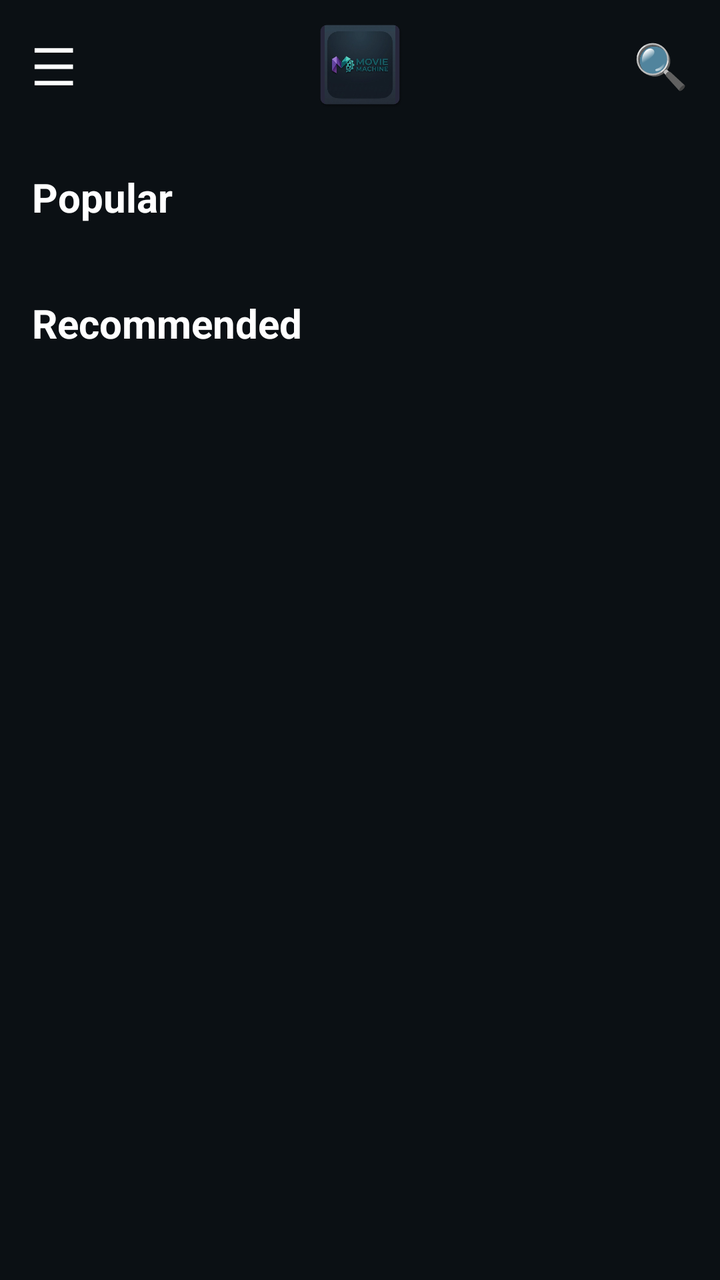
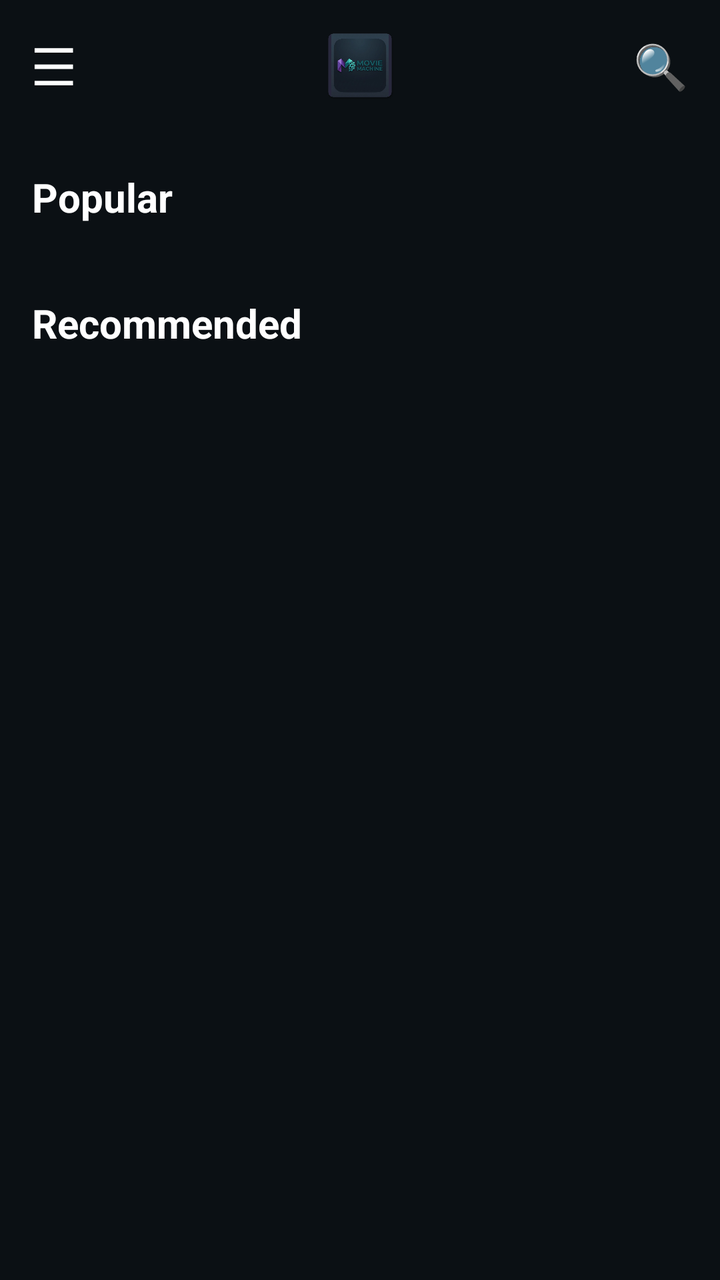

An Android layout rendered at two revisions. The XML below is the earlier revision; the diff shows what the commit changed to produce the second picture.
<!-- AndroidManifest.xml: application theme Theme.MovieMachine -->
<!-- res/layout/activity_movie_list.xml -->
<?xml version="1.0" encoding="utf-8"?>
<androidx.drawerlayout.widget.DrawerLayout
    xmlns:android="http://schemas.android.com/apk/res/android"
    android:id="@+id/drawerLayout"
    android:layout_width="match_parent"
    android:layout_height="match_parent"
    android:background="#0b1014">

    <RelativeLayout
        android:layout_width="match_parent"
        android:layout_height="match_parent">

        <RelativeLayout
            android:id="@+id/topBar"
            android:layout_width="match_parent"
            android:layout_height="65dp"
            android:paddingHorizontal="16dp"
            android:background="#0b1014">

            <TextView
                android:id="@+id/btnMenu"
                android:layout_width="wrap_content"
                android:layout_height="wrap_content"
                android:layout_centerVertical="true"
                android:text="☰"
                android:textColor="#FFFFFF"
                android:textSize="26sp" />

            <ImageView
                android:id="@+id/imgLogo"
                android:layout_width="50dp"
                android:layout_height="50dp"
                android:layout_centerInParent="true"
                android:src="@drawable/ic_logo" />

            <TextView
                android:id="@+id/btnSearch"
                android:layout_width="wrap_content"
                android:layout_height="wrap_content"
                android:layout_centerVertical="true"
                android:layout_alignParentEnd="true"
                android:text="🔍"
                android:textColor="#FFFFFF"
                android:textSize="22sp" />
        </RelativeLayout>

        <androidx.core.widget.NestedScrollView
            android:layout_width="match_parent"
            android:layout_height="match_parent"
            android:layout_below="@id/topBar">

            <LinearLayout
                android:layout_width="match_parent"
                android:layout_height="wrap_content"
                android:orientation="vertical"
                android:paddingBottom="80dp">

                <RelativeLayout
                    android:layout_width="match_parent"
                    android:layout_height="wrap_content"
                    android:paddingHorizontal="16dp"
                    android:layout_marginTop="20dp">
                    <TextView
                        android:layout_width="wrap_content"
                        android:layout_height="wrap_content"
                        android:text="@string/title_popular"
                        android:textColor="#FFFFFF"
                        android:textSize="20sp"
                        android:textStyle="bold" />
                </RelativeLayout>

                <androidx.recyclerview.widget.RecyclerView
                    android:id="@+id/rvPopular"
                    android:layout_width="match_parent"
                    android:layout_height="wrap_content"
                    android:layout_marginTop="12dp"
                    android:clipToPadding="false"
                    android:paddingHorizontal="12dp" />

                <TextView
                    android:layout_width="wrap_content"
                    android:layout_height="wrap_content"
                    android:text="@string/title_recommended"
                    android:textColor="#FFFFFF"
                    android:textSize="20sp"
                    android:textStyle="bold"
                    android:layout_marginStart="16dp"
                    android:layout_marginTop="24dp" />

                <androidx.recyclerview.widget.RecyclerView
                    android:id="@+id/rvRecommended"
                    android:layout_width="match_parent"
                    android:layout_height="wrap_content"
                    android:layout_marginTop="12dp"
                    android:clipToPadding="false"
                    android:paddingHorizontal="12dp" />
            </LinearLayout>
        </androidx.core.widget.NestedScrollView>

        <ProgressBar
            android:id="@+id/pbLoading"
            android:layout_width="wrap_content"
            android:layout_height="wrap_content"
            android:layout_centerInParent="true"
            android:visibility="gone" />
    </RelativeLayout>

    <LinearLayout
        android:layout_width="240dp"
        android:layout_height="match_parent"
        android:layout_gravity="start"
        android:background="#132035"
        android:orientation="vertical"
        android:padding="20dp"
        android:clickable="true"
        android:focusable="true">

        <ImageView
            android:layout_width="70dp"
            android:layout_height="70dp"
            android:layout_gravity="center_horizontal"
            android:layout_marginTop="20dp"
            android:src="@drawable/ic_logo" />

        <TextView
            android:layout_width="wrap_content"
            android:layout_height="wrap_content"
            android:layout_gravity="center_horizontal"
            android:layout_marginTop="10dp"
            android:text="Movie Machine"
            android:textColor="#FFFFFF"
            android:textSize="18sp"
            android:textStyle="bold" />

        <View
            android:layout_width="match_parent"
            android:layout_height="1dp"
            android:layout_marginVertical="20dp"
            android:background="#A0B4C8" />

        <TextView
            android:layout_width="match_parent"
            android:layout_height="wrap_content"
            android:text="@string/menu_home"
            android:textColor="#FFFFFF"
            android:textSize="16sp"
            android:paddingVertical="12dp" />

        <TextView
            android:layout_width="match_parent"
            android:layout_height="wrap_content"
            android:text="@string/menu_favorites"
            android:textColor="#FFFFFF"
            android:textSize="16sp"
            android:paddingVertical="12dp" />

        <TextView
            android:layout_width="match_parent"
            android:layout_height="wrap_content"
            android:text="@string/menu_settings"
            android:textColor="#FFFFFF"
            android:textSize="16sp"
            android:paddingVertical="12dp" />

        <TextView
            android:layout_width="match_parent"
            android:layout_height="wrap_content"
            android:text="@string/menu_logout"
            android:textColor="#E50914"
            android:textSize="16sp"
            android:paddingVertical="12dp"
            android:layout_marginTop="20dp"/>
    </LinearLayout>

</androidx.drawerlayout.widget.DrawerLayout>
<!-- resources referenced by this layout -->
<resources>
  <!-- drawable ic_logo: png bitmap (drawable, 119477 bytes) -->
  <string name="menu_favorites">❤️ My Favorites</string>
  <string name="menu_home">🏠 Home</string>
  <string name="menu_logout">🚪 Logout</string>
  <string name="menu_settings">⚙️ Settings</string>
  <string name="title_popular">Popular</string>
  <string name="title_recommended">Recommended</string>
  <style name="Theme.MovieMachine" parent="Base.Theme.MovieMachine" />
  <style name="Base.Theme.MovieMachine" parent="Theme.Material3.DayNight.NoActionBar">
          
          
      </style>
</resources>

<!-- the commit's change to res/layout/activity_movie_list.xml (unified diff, before → after) -->
@@ -1,175 +1,125 @@
 <?xml version="1.0" encoding="utf-8"?>
-<androidx.drawerlayout.widget.DrawerLayout
+<androidx.constraintlayout.widget.ConstraintLayout
     xmlns:android="http://schemas.android.com/apk/res/android"
-    android:id="@+id/drawerLayout"
+    xmlns:app="http://schemas.android.com/apk/res-auto"
     android:layout_width="match_parent"
     android:layout_height="match_parent"
     android:background="#0b1014">
 
-    <RelativeLayout
-        android:layout_width="match_parent"
-        android:layout_height="match_parent">
+    
+    <androidx.constraintlayout.widget.ConstraintLayout
+        android:id="@+id/topBar"
+        android:layout_width="0dp"
+        android:layout_height="65dp"
+        android:paddingHorizontal="16dp"
+        app:layout_constraintTop_toTopOf="parent"
+        app:layout_constraintStart_toStartOf="parent"
+        app:layout_constraintEnd_toEndOf="parent">
 
-        <RelativeLayout
-            android:id="@+id/topBar"
+        <TextView
+            android:id="@+id/btnMenu"
+            android:layout_width="wrap_content"
+            android:layout_height="wrap_content"
+            android:text="☰"
+            android:textColor="#FFFFFF"
+            android:textSize="26sp"
+            app:layout_constraintTop_toTopOf="parent"
+            app:layout_constraintBottom_toBottomOf="parent"
+            app:layout_constraintStart_toStartOf="parent" />
+
+        <ImageView
+            android:id="@+id/imgLogo"
+            android:layout_width="40dp"
+            android:layout_height="40dp"
+            android:src="@drawable/ic_logo"
+            app:layout_constraintTop_toTopOf="parent"
+            app:layout_constraintBottom_toBottomOf="parent"
+            app:layout_constraintStart_toStartOf="parent"
+            app:layout_constraintEnd_toEndOf="parent" />
+
+        <TextView
+            android:id="@+id/btnSearch"
+            android:layout_width="wrap_content"
+            android:layout_height="wrap_content"
+            android:text="🔍"
+            android:textColor="#FFFFFF"
+            android:textSize="22sp"
+            app:layout_constraintTop_toTopOf="parent"
+            app:layout_constraintBottom_toBottomOf="parent"
+            app:layout_constraintEnd_toEndOf="parent" />
+    </androidx.constraintlayout.widget.ConstraintLayout>
+
+    <androidx.core.widget.NestedScrollView
+        android:layout_width="0dp"
+        android:layout_height="0dp"
+        app:layout_constraintTop_toBottomOf="@id/topBar"
+        app:layout_constraintBottom_toBottomOf="parent"
+        app:layout_constraintStart_toStartOf="parent"
+        app:layout_constraintEnd_toEndOf="parent">
+
+        <androidx.constraintlayout.widget.ConstraintLayout
             android:layout_width="match_parent"
-            android:layout_height="65dp"
-            android:paddingHorizontal="16dp"
-            android:background="#0b1014">
+            android:layout_height="wrap_content"
+            android:paddingBottom="40dp">
 
             <TextView
-                android:id="@+id/btnMenu"
+                android:id="@+id/tvPopularHeader"
                 android:layout_width="wrap_content"
                 android:layout_height="wrap_content"
-                android:layout_centerVertical="true"
-                android:text="☰"
+                android:layout_marginTop="20dp"
+                android:layout_marginStart="16dp"
+                android:text="@string/title_popular"
                 android:textColor="#FFFFFF"
-                android:textSize="26sp" />
+                android:textSize="20sp"
+                android:textStyle="bold"
+                app:layout_constraintTop_toTopOf="parent"
+                app:layout_constraintStart_toStartOf="parent" />
 
-            <ImageView
-                android:id="@+id/imgLogo"
-                android:layout_width="50dp"
-                android:layout_height="50dp"
-                android:layout_centerInParent="true"
-                android:src="@drawable/ic_logo" />
+            <androidx.recyclerview.widget.RecyclerView
+                android:id="@+id/rvPopular"
+                android:layout_width="0dp"
+                android:layout_height="wrap_content"
+                android:layout_marginTop="12dp"
+                android:clipToPadding="false"
+                android:paddingHorizontal="12dp"
+                app:layout_constraintTop_toBottomOf="@id/tvPopularHeader"
+                app:layout_constraintStart_toStartOf="parent"
+                app:layout_constraintEnd_toEndOf="parent" />
 
             <TextView
-                android:id="@+id/btnSearch"
+                android:id="@+id/tvRecommendedHeader"
                 android:layout_width="wrap_content"
                 android:layout_height="wrap_content"
-                android:layout_centerVertical="true"
-                android:layout_alignParentEnd="true"
-                android:text="🔍"
+                android:layout_marginTop="24dp"
+                android:layout_marginStart="16dp"
+                android:text="@string/title_recommended"
                 android:textColor="#FFFFFF"
-                android:textSize="22sp" />
-        </RelativeLayout>
+                android:textSize="20sp"
+                android:textStyle="bold"
+                app:layout_constraintTop_toBottomOf="@id/rvPopular"
+                app:layout_constraintStart_toStartOf="parent" />
 
-        <androidx.core.widget.NestedScrollView
-            android:layout_width="match_parent"
-            android:layout_height="match_parent"
-            android:layout_below="@id/topBar">
+            <androidx.recyclerview.widget.RecyclerView
+                android:id="@+id/rvRecommended"
+                android:layout_width="0dp"
+                android:layout_height="wrap_content"
+                android:layout_marginTop="12dp"
+                android:clipToPadding="false"
+                android:paddingHorizontal="12dp"
+                app:layout_constraintTop_toBottomOf="@id/tvRecommendedHeader"
+                app:layout_constraintStart_toStartOf="parent"
+                app:layout_constraintEnd_toEndOf="parent" />
+        </androidx.constraintlayout.widget.ConstraintLayout>
+    </androidx.core.widget.NestedScrollView>
 
-            <LinearLayout
-                android:layout_width="match_parent"
-                android:layout_height="wrap_content"
-                android:orientation="vertical"
-                android:paddingBottom="80dp">
+    <ProgressBar
+        android:id="@+id/pbLoading"
+        android:layout_width="wrap_content"
+        android:layout_height="wrap_content"
+        android:visibility="gone"
+        app:layout_constraintTop_toTopOf="parent"
+        app:layout_constraintBottom_toBottomOf="parent"
+        app:layout_constraintStart_toStartOf="parent"
+        app:layout_constraintEnd_toEndOf="parent" />
 
-                <RelativeLayout
-                    android:layout_width="match_parent"
-                    android:layout_height="wrap_content"
-                    android:paddingHorizontal="16dp"
-                    android:layout_marginTop="20dp">
-                    <TextView
-                        android:layout_width="wrap_content"
-                        android:layout_height="wrap_content"
-                        android:text="@string/title_popular"
-                        android:textColor="#FFFFFF"
-                        android:textSize="20sp"
-                        android:textStyle="bold" />
-                </RelativeLayout>
-
-                <androidx.recyclerview.widget.RecyclerView
-                    android:id="@+id/rvPopular"
-                    android:layout_width="match_parent"
-                    android:layout_height="wrap_content"
-                    android:layout_marginTop="12dp"
-                    android:clipToPadding="false"
-                    android:paddingHorizontal="12dp" />
-
-                <TextView
-                    android:layout_width="wrap_content"
-                    android:layout_height="wrap_content"
-                    android:text="@string/title_recommended"
-                    android:textColor="#FFFFFF"
-                    android:textSize="20sp"
-                    android:textStyle="bold"
-                    android:layout_marginStart="16dp"
-                    android:layout_marginTop="24dp" />
-
-                <androidx.recyclerview.widget.RecyclerView
-                    android:id="@+id/rvRecommended"
-                    android:layout_width="match_parent"
-                    android:layout_height="wrap_content"
-                    android:layout_marginTop="12dp"
-                    android:clipToPadding="false"
-                    android:paddingHorizontal="12dp" />
-            </LinearLayout>
-        </androidx.core.widget.NestedScrollView>
-
-        <ProgressBar
-            android:id="@+id/pbLoading"
-            android:layout_width="wrap_content"
-            android:layout_height="wrap_content"
-            android:layout_centerInParent="true"
-            android:visibility="gone" />
-    </RelativeLayout>
-
-    <LinearLayout
-        android:layout_width="240dp"
-        android:layout_height="match_parent"
-        android:layout_gravity="start"
-        android:background="#132035"
-        android:orientation="vertical"
-        android:padding="20dp"
-        android:clickable="true"
-        android:focusable="true">
-
-        <ImageView
-            android:layout_width="70dp"
-            android:layout_height="70dp"
-            android:layout_gravity="center_horizontal"
-            android:layout_marginTop="20dp"
-            android:src="@drawable/ic_logo" />
-
-        <TextView
-            android:layout_width="wrap_content"
-            android:layout_height="wrap_content"
-            android:layout_gravity="center_horizontal"
-            android:layout_marginTop="10dp"
-            android:text="Movie Machine"
-            android:textColor="#FFFFFF"
-            android:textSize="18sp"
-            android:textStyle="bold" />
-
-        <View
-            android:layout_width="match_parent"
-            android:layout_height="1dp"
-            android:layout_marginVertical="20dp"
-            android:background="#A0B4C8" />
-
-        <TextView
-            android:layout_width="match_parent"
-            android:layout_height="wrap_content"
-            android:text="@string/menu_home"
-            android:textColor="#FFFFFF"
-            android:textSize="16sp"
-            android:paddingVertical="12dp" />
-
-        <TextView
-            android:layout_width="match_parent"
-            android:layout_height="wrap_content"
-            android:text="@string/menu_favorites"
-            android:textColor="#FFFFFF"
-            android:textSize="16sp"
-            android:paddingVertical="12dp" />
-
-        <TextView
-            android:layout_width="match_parent"
-            android:layout_height="wrap_content"
-            android:text="@string/menu_settings"
-            android:textColor="#FFFFFF"
-            android:textSize="16sp"
-            android:paddingVertical="12dp" />
-
-        <TextView
-            android:layout_width="match_parent"
-            android:layout_height="wrap_content"
-            android:text="@string/menu_logout"
-            android:textColor="#E50914"
-            android:textSize="16sp"
-            android:paddingVertical="12dp"
-            android:layout_marginTop="20dp"/>
-    </LinearLayout>
-
-</androidx.drawerlayout.widget.DrawerLayout>
+</androidx.constraintlayout.widget.ConstraintLayout>
<!-- resource entries referenced after the edit -->
@@ -1,10 +1,6 @@
 <!-- resources referenced by this layout -->
 <resources>
   <!-- drawable ic_logo: png bitmap (drawable, 119477 bytes) -->
-  <string name="menu_favorites">❤️ My Favorites</string>
-  <string name="menu_home">🏠 Home</string>
-  <string name="menu_logout">🚪 Logout</string>
-  <string name="menu_settings">⚙️ Settings</string>
   <string name="title_popular">Popular</string>
   <string name="title_recommended">Recommended</string>
   <style name="Theme.MovieMachine" parent="Base.Theme.MovieMachine" />
